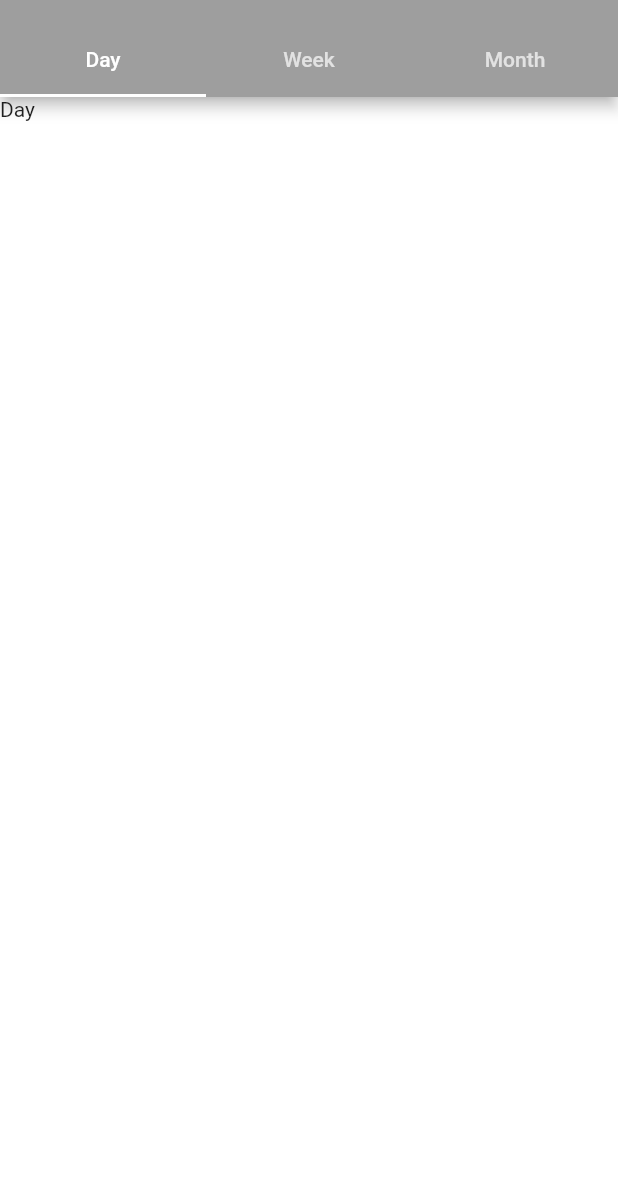
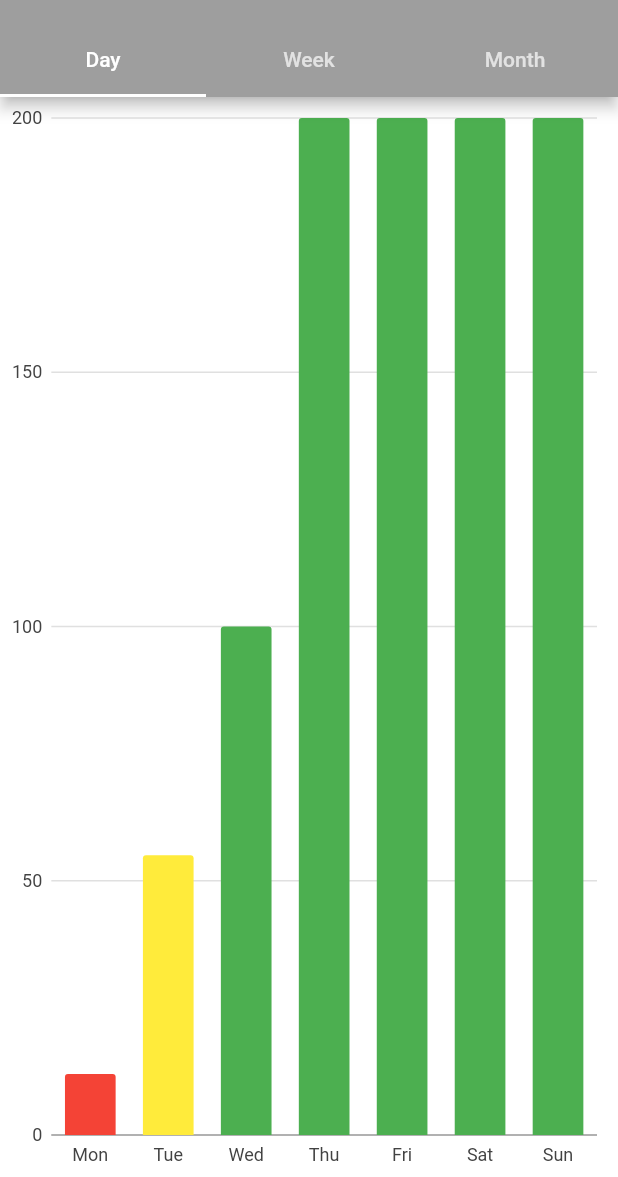
Before and after one commit to Dioclei/pudding_flutter, a Flutter app: the GoalStatPage screen opened directly with empty values, on a phone screen of 412 x 824 dp, the part 59-1236 px from its top. Run offline on Flutter 3.47's test engine with Material 2 defaults, Android fonts, the light colour scheme and no system bars; our stand-ins replace charts_flutter, cloud_firestore, firebase_auth, flushbar, flutter_calendar_carousel, google_sign_in and 2 more; missing offline and left inert: flutter_auth_buttons; accounts and stored records are empty.

Commit message:
Bar chart
Thanks Dason

```diff
--- /dev/null
+++ b/lib/barchart.dart
@@ -0,0 +1,42 @@
+import 'package:charts_flutter/flutter.dart' as charts;
+import 'package:flutter/material.dart';
+
+class Chart extends StatelessWidget {
+  @override
+  Widget build(BuildContext context) {
+    var data = [
+      MinutesPerDay('Mon', 12, Colors.red),
+      MinutesPerDay('Tue', 55, Colors.yellow),
+      MinutesPerDay('Wed', 100, Colors.green),
+      MinutesPerDay('Thu', 200, Colors.green),
+      MinutesPerDay('Fri', 200, Colors.green),
+      MinutesPerDay('Sat', 200, Colors.green),
+      MinutesPerDay('Sun', 200, Colors.green),
+    ];
+
+    var series = [
+      new charts.Series(
+        domainFn: (MinutesPerDay minuteData, _) => minuteData.day,
+        measureFn: (MinutesPerDay clickData, _) => clickData.minutes,
+        colorFn: (MinutesPerDay clickData, _) => clickData.color,
+        id: 'Clicks',
+        data: data,
+      ),
+    ];
+
+    return charts.BarChart(
+      series,
+      animate: true,
+    );
+  }
+}
+
+class MinutesPerDay {
+  final String day;
+  final int minutes;
+  final charts.Color color;
+
+  MinutesPerDay(this.day, this.minutes, Color color)
+      : this.color = new charts.Color(
+      r: color.red, g: color.green, b: color.blue, a: color.alpha);
+}
--- a/lib/goalpage.dart
+++ b/lib/goalpage.dart
@@ -4,6 +4,7 @@ import 'dart:async';
 import 'goals.dart';
 import 'package:numberpicker/numberpicker.dart';
 import 'package:flushbar/flushbar.dart';
+import 'barchart.dart';
 
 /// This page shows a focus timer where the user can set a timer to focus on their work.
 /// TODO OVERALL:
@@ -198,10 +199,12 @@ class _GoalPageState extends State<GoalPage> {
                         if (_buttonText == 'Start') {
                           _buttonText = 'Give up';
                           _timer = Timer.periodic(const Duration(seconds: 1), (timer) {
-                            // TODO: RESEARCH: Will this still run if the screen is turned off?
+                            // TODO: RESEARCH: Will this still run if the screen is turned off? NO, APP IS SUSPENDED!!
                             setState(() {
-                              if (_displayedDuration > const Duration(seconds: 0))
+                              if (_displayedDuration > const Duration(seconds: 0)) {
                                 _displayedDuration = _displayedDuration - Duration(seconds: 1);
+                                print(_displayedDuration.inSeconds);
+                              }
                                 // TODO: Callback when timer finishes: Add (timestamp & duration) to database, add to timetable? make a ding sound, etc.
                               else {
                                 timer.cancel();
@@ -290,7 +293,7 @@ class GoalStatPage extends StatelessWidget {
         ),
         body: TabBarView(children: [
           // TODO: Add Bar charts for day, week, and month view.
-          Text('Day'),
+          Chart(),
           Text('Week'),
           Text('Month'),
         ]),
```
Also changed, not shown: lib/goals.dart (+33 -7 lines).
